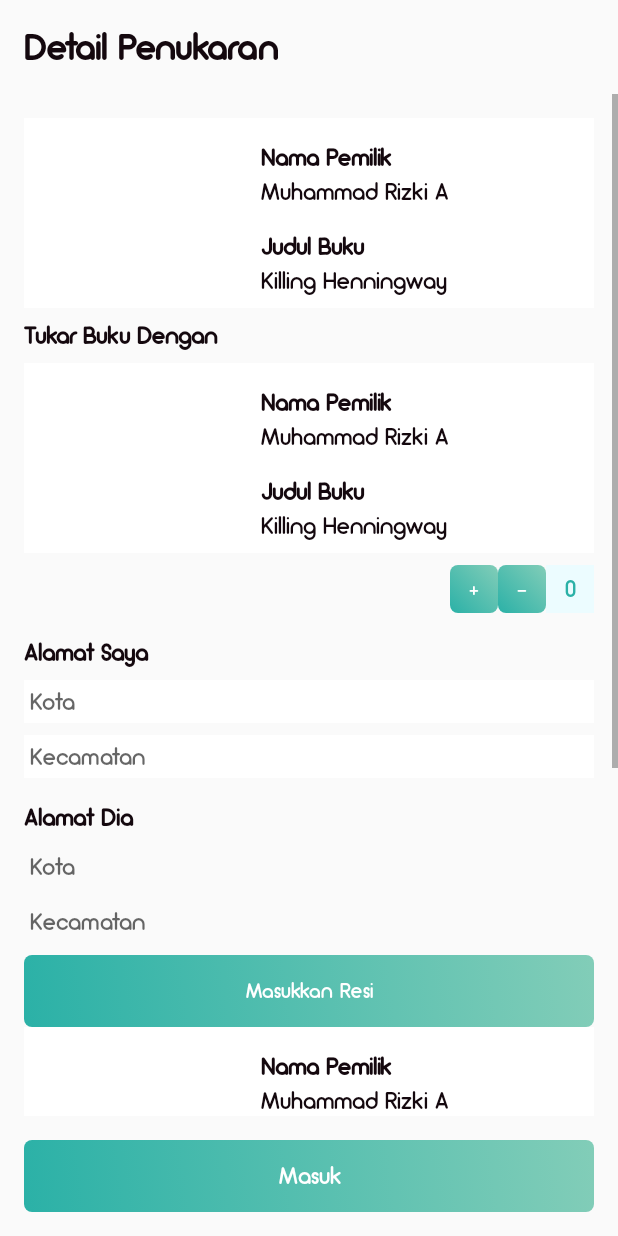
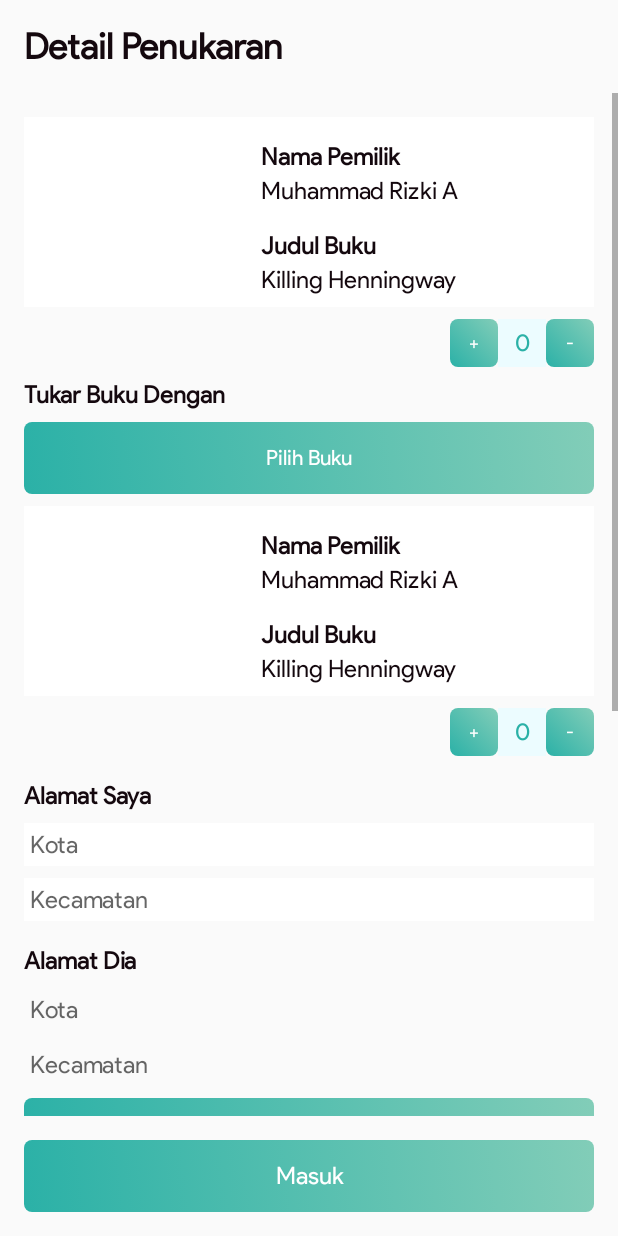
Before and after one commit to Harits19/Book-ing, an Android app: the ActivityTransaksiPenukaran2 screen opened directly, with no data from a screen before it, on a phone screen of 412 x 824 dp. Run offline under Robolectric (Android 15) with nearby library versions, the phone set to English and light mode, and no system bars; our stand-ins replace Volley.

Commit message:
activity penukaran

```diff
--- a/app/src/main/java/com/example/book_ing/Application.java
+++ b/app/src/main/java/com/example/book_ing/Application.java
@@ -5,7 +5,7 @@ public final class Application extends android.app.Application {
     public void onCreate() {
         super.onCreate();
         FontsOverride.setDefaultFont(this, "DEFAULT", "fonts/product_sans_regular.ttf");
-        FontsOverride.setDefaultFont(this, "MONOSPACE", "fonts/arciform.otf");
+        FontsOverride.setDefaultFont(this, "MONOSPACE", "fonts/product_sans_regular.ttf");
         FontsOverride.setDefaultFont(this, "SERIF", "fonts/product_sans_regular.ttf");
         FontsOverride.setDefaultFont(this, "SANS_SERIF", "fonts/product_sans_regular.ttf");
     }
--- a/app/src/main/res/layout/activity_transaksi_penukaran2.xml
+++ b/app/src/main/res/layout/activity_transaksi_penukaran2.xml
@@ -40,6 +40,7 @@
         android:layout_height="wrap_content"
 
         android:layout_marginTop="16dp"
+
 
         >
 
@@ -97,7 +98,60 @@
         </LinearLayout>
     </androidx.constraintlayout.widget.ConstraintLayout>
 
-    <TextView
+        <LinearLayout
+            android:layout_width="96dp"
+            android:layout_height="32dp"
+            android:layout_marginTop="8dp"
+            android:layout_gravity="end"
+            android:orientation="horizontal"
+            app:layout_constraintEnd_toEndOf="@+id/constraintLayout7"
+            app:layout_constraintTop_toBottomOf="@+id/constraintLayout7">
+
+
+            <Button
+                style="@style/CustomButton1"
+
+                android:layout_width="0dp"
+                android:layout_height="match_parent"
+                android:layout_gravity="right"
+                android:layout_weight="1"
+                android:text="+"
+
+                android:textSize="12sp" />
+
+
+
+
+            <TextView
+                android:layout_width="0dp"
+                android:layout_height="match_parent"
+                android:layout_weight="1"
+                android:background="#ECFCFF"
+                android:gravity="center"
+                android:inputType="number"
+                android:hint="0"
+                android:textAlignment="center"
+                android:textColor="@color/colorPrimaryDark"
+                android:textColorHint="@color/colorPrimaryDark"
+                android:textSize="16sp" />
+
+            <Button
+                style="@style/CustomButton1"
+
+                android:layout_width="0dp"
+                android:layout_height="match_parent"
+                android:layout_gravity="left"
+                android:layout_weight="1"
+                android:text="-"
+
+
+                android:textSize="12sp" />
+
+
+        </LinearLayout>
+
+
+        <TextView
         android:layout_width="match_parent"
         android:layout_height="wrap_content"
 
@@ -115,7 +169,6 @@
         android:layout_width="match_parent"
         android:layout_height="wrap_content"
         android:text="Pilih Buku"
-        android:visibility="gone"
 
         android:layout_marginTop="8dp"
 
@@ -204,6 +257,22 @@
 
             android:textSize="12sp" />
 
+
+
+
+        <TextView
+            android:layout_width="0dp"
+            android:layout_height="match_parent"
+            android:layout_weight="1"
+            android:background="#ECFCFF"
+            android:gravity="center"
+            android:inputType="number"
+            android:hint="0"
+            android:textAlignment="center"
+            android:textColor="@color/colorPrimaryDark"
+            android:textColorHint="@color/colorPrimaryDark"
+            android:textSize="16sp" />
+
         <Button
             style="@style/CustomButton1"
 
@@ -217,22 +286,7 @@
             android:textSize="12sp" />
 
 
-        <TextView
-            android:layout_width="0dp"
-            android:layout_height="match_parent"
-            android:layout_weight="1"
-            android:background="#ECFCFF"
-            android:gravity="center"
-            android:hint="0"
-            android:textAlignment="center"
-            android:textColor="@color/colorPrimaryDark"
-            android:textColorHint="@color/colorPrimaryDark"
-            android:textSize="16sp" />
-
-
     </LinearLayout>
-
-
 
 
     <TextView
@@ -497,6 +551,7 @@
             android:layout_width="0dp"
             android:layout_weight="1"
             android:orientation="vertical"
+            android:visibility="gone"
             android:layout_height="100dp">
             <TextView
                 android:layout_width="match_parent"
```
